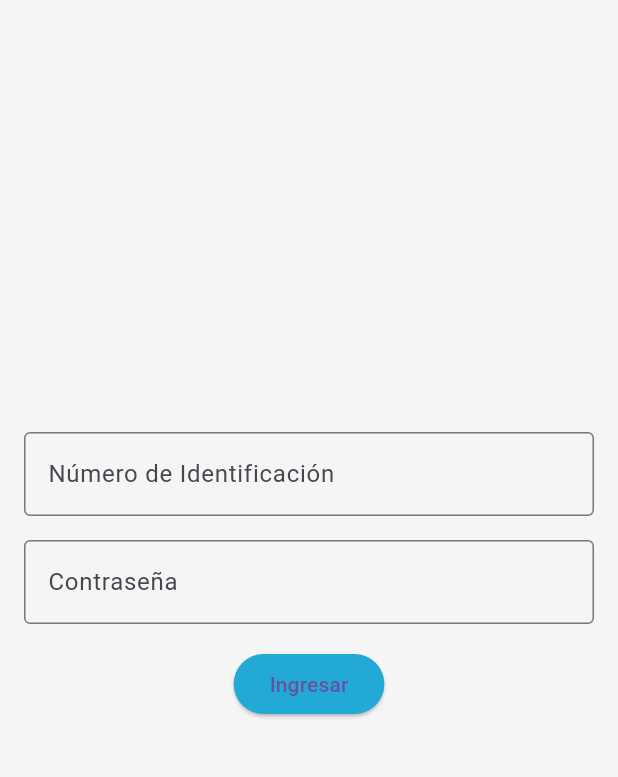
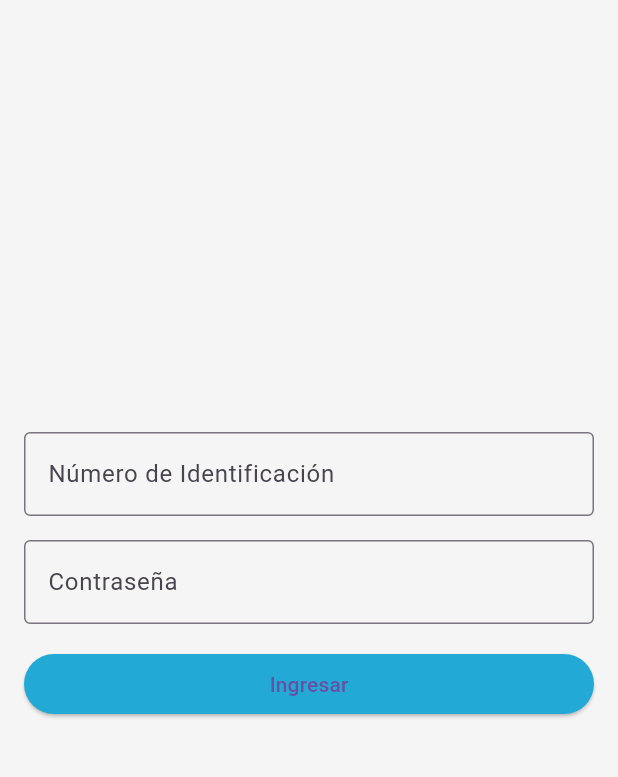
Before and after one commit to Hospired/Hospired-App, a Flutter app: the screen it shows after launch, on a phone screen of 412 x 824 dp, the part 84-861 px from its top. Run offline on Flutter 3.47's test engine with Material 3 defaults, Android fonts, the phone set to English and light mode, and no system bars; our stand-ins replace flutter_local_notifications, shared_preferences, sqflite, timezone; accounts and stored records are empty.

Commit message:
improve login page layout

```diff
--- a/lib/pages/login_page.dart
+++ b/lib/pages/login_page.dart
@@ -43,10 +43,14 @@ class _LoginPageState extends State<LoginPage> {
   Widget build(BuildContext context) {
     return Scaffold(
       appBar: AppBar(title: const Text('H O S P I R E D')),
-      body: Padding(
+      body: Center(
+        child: Container(
           padding: const EdgeInsets.all(16),
+          constraints: const BoxConstraints(maxWidth: 480),
           child: Column(
+            mainAxisSize: MainAxisSize.min,
             mainAxisAlignment: MainAxisAlignment.center,
+            crossAxisAlignment: CrossAxisAlignment.stretch,
             children: [
               TextField(
                 controller: cedulaController,
@@ -83,6 +87,7 @@ class _LoginPageState extends State<LoginPage> {
             ],
           ),
         ),
+      ),
     );
   }
 }
```
Also changed, not shown: lib/DatabaseHelper.dart (+23 -13 lines). Lines whose indentation alone changed are shown as unchanged.
